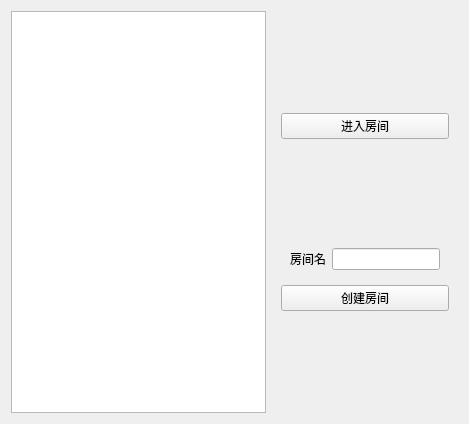
First picture: the form in server.ui, repository 99-wood/chess_online, before the edit.
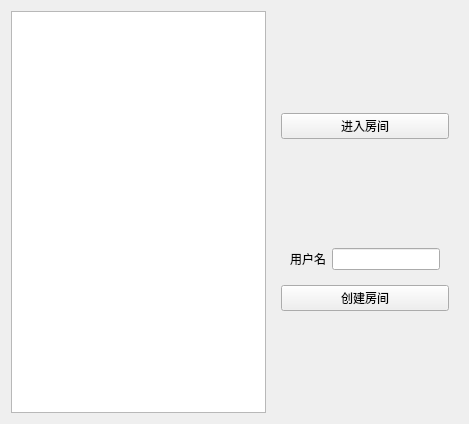
Second picture: the form after the edit.

Patch:
```diff
--- a/server.ui
+++ b/server.ui
@@ -59,7 +59,7 @@
          <item>
           <widget class="QLabel" name="label">
            <property name="text">
-            <string>房间名</string>
+            <string>用户名</string>
            </property>
           </widget>
          </item>
```
Left out of the diff: 4 changed lines with no effect on the pictures.
